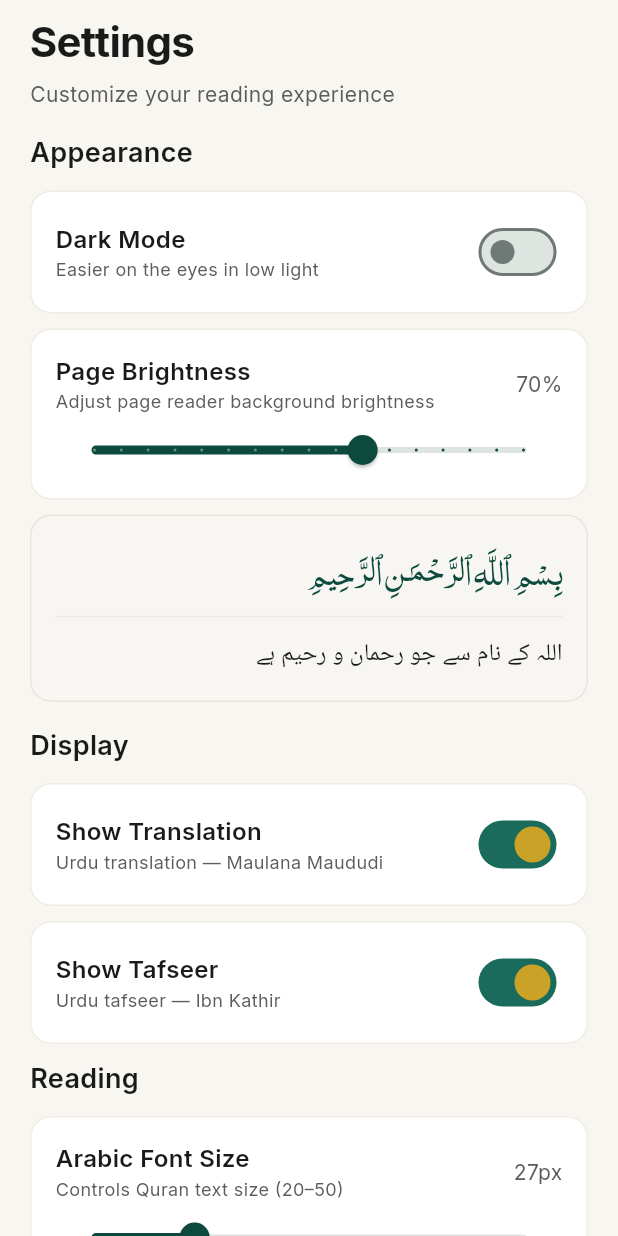
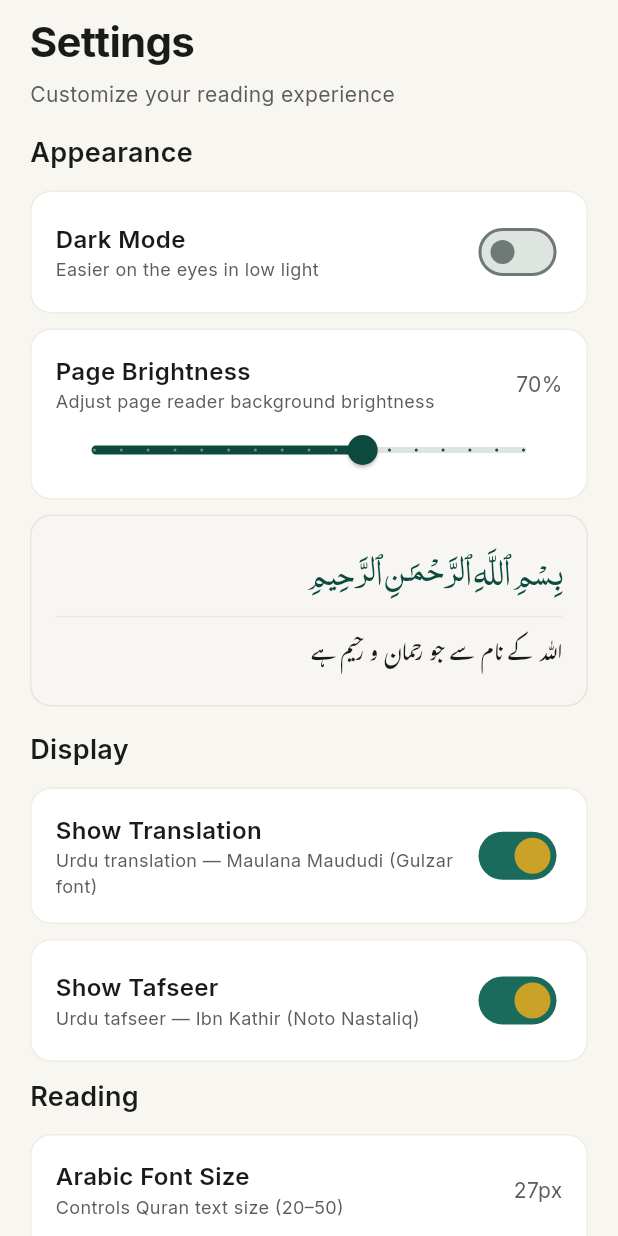
Before and after one commit to giftedtutor/holy_quran_tafseer, a Flutter app: the SettingsScreen screen opened directly with empty values, on a phone screen of 412 x 824 dp. Run offline on Flutter 3.47's test engine with Material 3 defaults, Android fonts, the phone set to English and light mode, and no system bars; our stand-ins replace google_fonts, shared_preferences; missing offline and left inert: quran_with_tafsir; accounts and stored records are empty; project files that could hold a hidden picture were left out.

Commit message:
Fix Urdu typography with proper Gulzar and Noto Nastaliq font files.
Replace corrupted HTML font assets with real Gulzar for translation and Noto Nastaliq Urdu v4 for tafseer, with improved Nastaliq line spacing.

Co-authored-by: Cursor <cursoragent@cursor.com>

```diff
--- a/lib/screens/settings_screen.dart
+++ b/lib/screens/settings_screen.dart
@@ -96,7 +96,7 @@ class SettingsScreen extends StatelessWidget {
                       _SettingRow(
                         theme: theme,
                         label: 'Show Translation',
-                        subtitle: 'Urdu translation — Maulana Maududi',
+                        subtitle: 'Urdu translation — Maulana Maududi (Gulzar font)',
                         trailing: Switch(
                           value: prefs.showTranslation,
                           onChanged: prefs.setShowTranslation,
@@ -107,7 +107,7 @@ class SettingsScreen extends StatelessWidget {
                       _SettingRow(
                         theme: theme,
                         label: 'Show Tafseer',
-                        subtitle: 'Urdu tafseer — Ibn Kathir',
+                        subtitle: 'Urdu tafseer — Ibn Kathir (Noto Nastaliq)',
                         trailing: Switch(
                           value: prefs.showTafseer,
                           onChanged: prefs.setShowTafseer,
--- a/lib/theme/app_theme.dart
+++ b/lib/theme/app_theme.dart
@@ -46,8 +46,9 @@ class AppTypography {
 
 class AppTheme {
   static const quranFontFamily = 'PDMSSaleemQuranFont';
-  static const tafseerFontFamily = 'AmiriQuran';
-  static const urduFontFamily = 'NotoNastaliqUrdu';
+  static const translationFontFamily = 'Gulzar';
+  static const tafseerFontFamily = 'NotoNastaliqUrdu';
+  static const urduFontFamily = translationFontFamily;
 
   static TextStyle arabicText({
     required double fontSize,
@@ -69,8 +70,8 @@ class AppTheme {
     required Color color,
   }) {
     return TextStyle(
-      fontFamily: urduFontFamily,
-      fontFamilyFallback: const [urduFontFamily, 'Arial'],
+      fontFamily: tafseerFontFamily,
+      fontFamilyFallback: const [tafseerFontFamily, translationFontFamily, 'Arial'],
       fontSize: fontSize,
       height: lineHeight / fontSize,
       color: color,
@@ -82,10 +83,11 @@ class AppTheme {
     required Color color,
   }) {
     return TextStyle(
-      fontFamily: urduFontFamily,
-      fontFamilyFallback: const [urduFontFamily, 'Arial'],
+      fontFamily: translationFontFamily,
+      fontFamilyFallback: const [translationFontFamily, tafseerFontFamily, 'Arial'],
       fontSize: fontSize,
-      height: 1.85,
+      height: 2.05,
+      letterSpacing: 0.15,
       color: color,
     );
   }
--- a/pubspec.yaml
+++ b/pubspec.yaml
@@ -32,6 +32,9 @@ flutter:
     - assets/data/tafseer/
 
   fonts:
+    - family: Gulzar
+      fonts:
+        - asset: assets/fonts/Gulzar-Regular.ttf
     - family: AmiriQuran
       fonts:
         - asset: assets/fonts/AmiriQuran-Regular.ttf
```
Also changed, not shown: assets/fonts/AmiriQuran-Regular.ttf, assets/fonts/Gulzar-Regular.ttf (added), assets/fonts/NotoNastaliqUrdu.ttf.
